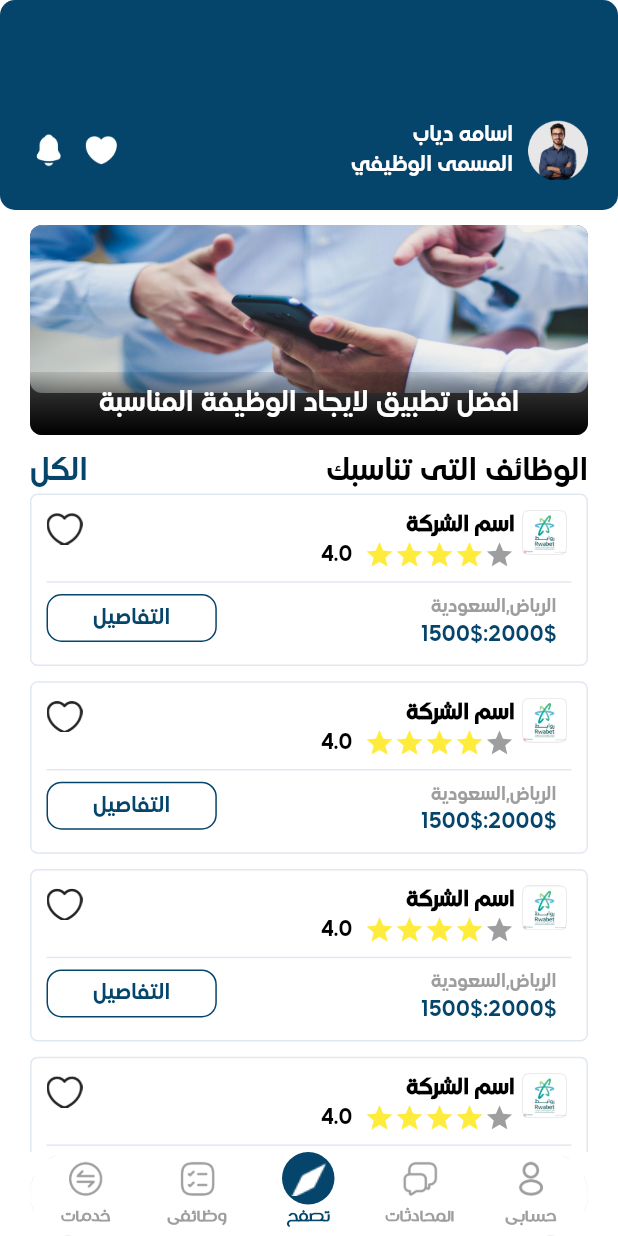
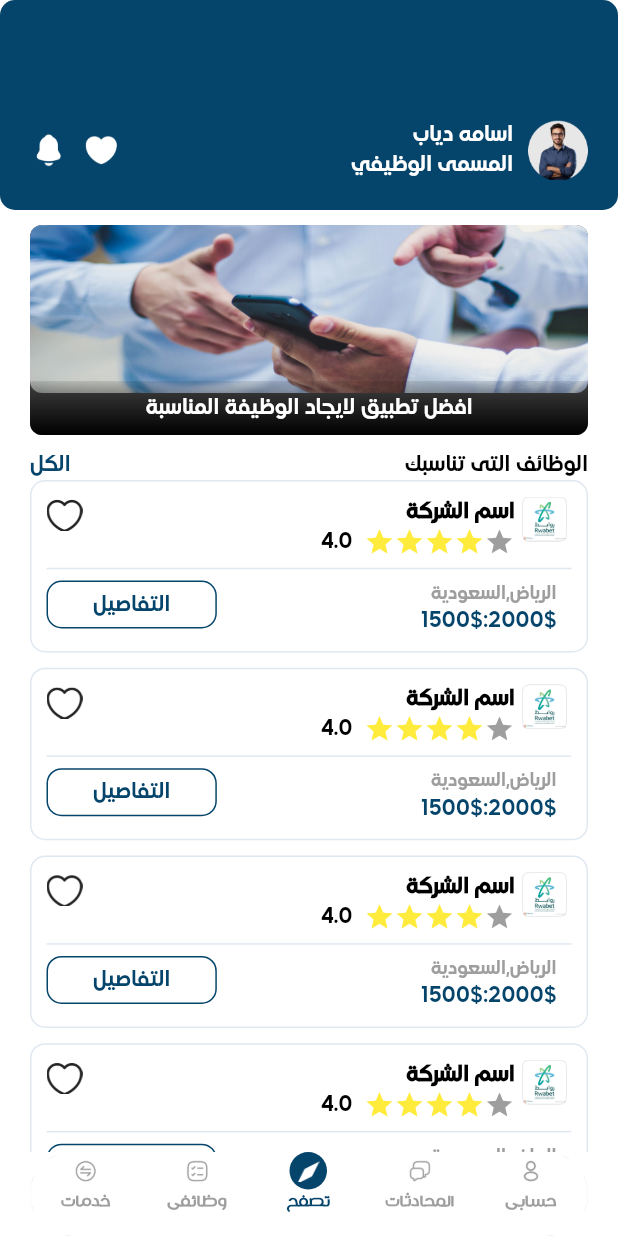
Before and after one commit to mona690/jobs_screen, a Flutter app: the screen it shows after launch, on a phone screen of 412 x 824 dp. Run offline on Flutter 3.47's test engine with Material 3 defaults, Android fonts, the phone set to English and light mode, and no system bars; drawn by our look-alikes of animated_bottom_navigation_bar; our stand-ins replace dio, flutter_screenutil.

Commit message:
1/1/2025

```diff
--- a/lib/app/home_cycle/views/explore_screen.dart
+++ b/lib/app/home_cycle/views/explore_screen.dart
@@ -141,7 +141,7 @@ class _ExploreScreenState extends State<ExploreScreen> {
                               'افضل تطبيق لايجاد الوظيفة المناسبة',
                               style: TextStyle(
                                   color: Colors.white,
-                                  fontSize: 18,
+                                  fontSize: 14,
 
                             fontFamily: 'MadaniArabic'),
                               textAlign: TextAlign.center,
@@ -160,7 +160,7 @@ class _ExploreScreenState extends State<ExploreScreen> {
                           'الكل',
                           style: TextStyle(
                             color: mainBlue,
-                            fontSize: 20,
+                            fontSize: 14,
                             fontWeight: FontWeight.w500,
                             fontFamily: 'MadaniArabic'
                           ),
@@ -169,7 +169,7 @@ class _ExploreScreenState extends State<ExploreScreen> {
                           'الوظائف التى تناسبك',
                           style: TextStyle(
                             color: Colors.black,
-                            fontSize: 20,
+                            fontSize: 14,
 
                             fontFamily: 'MadaniArabic'
                           ),
--- a/lib/app/home_cycle/views/root_screen.dart
+++ b/lib/app/home_cycle/views/root_screen.dart
@@ -92,8 +92,8 @@ class _RootScreenState extends State<RootScreen> {
                   mainAxisAlignment: MainAxisAlignment.start,
                   children: [
                     Container(
-                      width: 35,
-                      height: 35,
+                      width: 25,
+                      height: 25,
                       decoration: BoxDecoration(
                         shape: BoxShape.circle,
                         color: isActive ? mainBlue : Colors.transparent,
@@ -102,12 +102,12 @@ class _RootScreenState extends State<RootScreen> {
                         child: iconList[index] is Icon
                             ? Icon(
                                 (iconList[index] as Icon).icon,
-                                size: 25,
+                                size: 15,
                                 color: isActive ? white : Colors.grey,
                               )
                             : ImageIcon(
                                 (iconList[index] as ImageIcon).image,
-                                size: 25,
+                                size: 15,
                                 color: isActive ? white : Colors.grey,
                               ),
                       ),
--- a/lib/app/home_cycle/widgets/job_wiget.dart
+++ b/lib/app/home_cycle/widgets/job_wiget.dart
@@ -11,7 +11,7 @@ class JobWidget extends StatelessWidget {
       padding: EdgeInsets.all(10),
       decoration: BoxDecoration(
           border: Border.all(color: grey, width: 1),
-          borderRadius: BorderRadius.circular(5)),
+          borderRadius: BorderRadius.circular(10)),
       child: Column(
         mainAxisAlignment: MainAxisAlignment.spaceBetween,
         crossAxisAlignment: CrossAxisAlignment.start,
```
Also changed, not shown: 1 other file.
